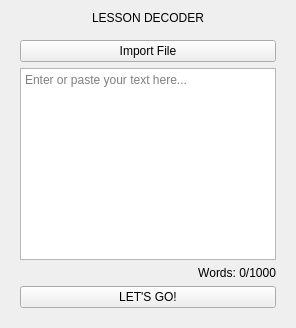
Above: forms/homepage.ui from luexmbhurg/TEXTMASTERAI before the change. Below: the same form after it.
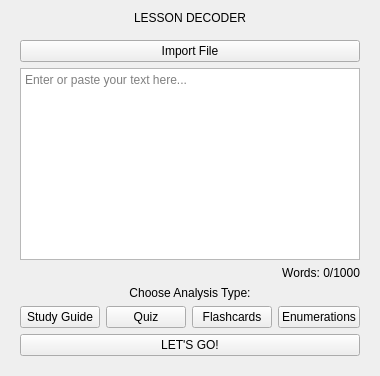
That is the form after the change.

Commit message: Initial commit: TextMaster AI - AI-powered study material generator

Diff of the .ui file:
```diff
--- a/forms/homepage.ui
+++ b/forms/homepage.ui
@@ -44,6 +44,48 @@
         </item>
        </layout>
       </item>
+      <item>
+       <widget class="QLabel" name="analysisTypeLabel">
+        <property name="text">
+         <string>Choose Analysis Type:</string>
+        </property>
+        <property name="alignment">
+         <set>Qt::AlignCenter</set>
+        </property>
+       </widget>
+      </item>
+      <item>
+       <layout class="QHBoxLayout" name="analysisButtonsLayout">
+        <item>
+         <widget class="QPushButton" name="studyGuideButton">
+          <property name="text">
+           <string>Study Guide</string>
+          </property>
+         </widget>
+        </item>
+        <item>
+         <widget class="QPushButton" name="quizButton">
+          <property name="text">
+           <string>Quiz</string>
+          </property>
+         </widget>
+        </item>
+        <item>
+         <widget class="QPushButton" name="flashcardsButton">
+          <property name="text">
+           <string>Flashcards</string>
+          </property>
+         </widget>
+        </item>
+        <item>
+         <widget class="QPushButton" name="enumerationsButton">
+          <property name="text">
+           <string>Enumerations</string>
+          </property>
+         </widget>
+        </item>
+       </layout>
+      </item>
       <item>
        <widget class="QPushButton" name="letsGoButton">
         <property name="text">
```
The commit also changes 40 other files.
